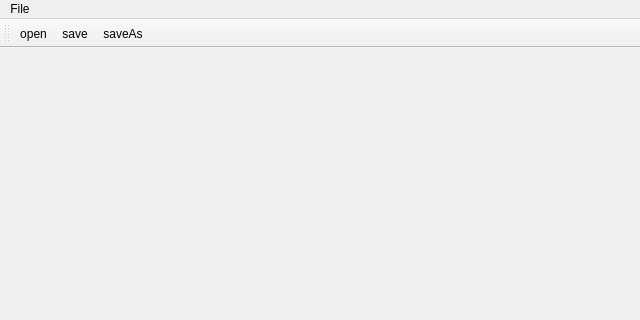
The window that mainwindow.ui (dridk/estel) describes before a commit, drawn with Qt 5; both pictures show x 0 to 640 and y 0 to 320 of the 640 by 480 pixel window.
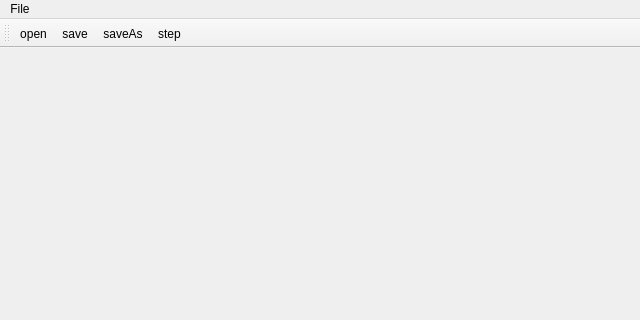
The same window after the commit.

Commit message: new filter widget and add step again

The edit to the form file:
```diff
--- a/mainwindow.ui
+++ b/mainwindow.ui
@@ -47,6 +47,7 @@
    <addaction name="actionOpen"/>
    <addaction name="actionSave"/>
    <addaction name="actionSaveAs"/>
+   <addaction name="actionStep"/>
   </widget>
   <action name="actionOpen">
    <property name="text">
@@ -63,6 +64,11 @@
     <string>saveAs</string>
    </property>
   </action>
+  <action name="actionStep">
+   <property name="text">
+    <string>step</string>
+   </property>
+  </action>
  </widget>
  <resources/>
  <connections/>
```
The commit also changes 18 other files.
